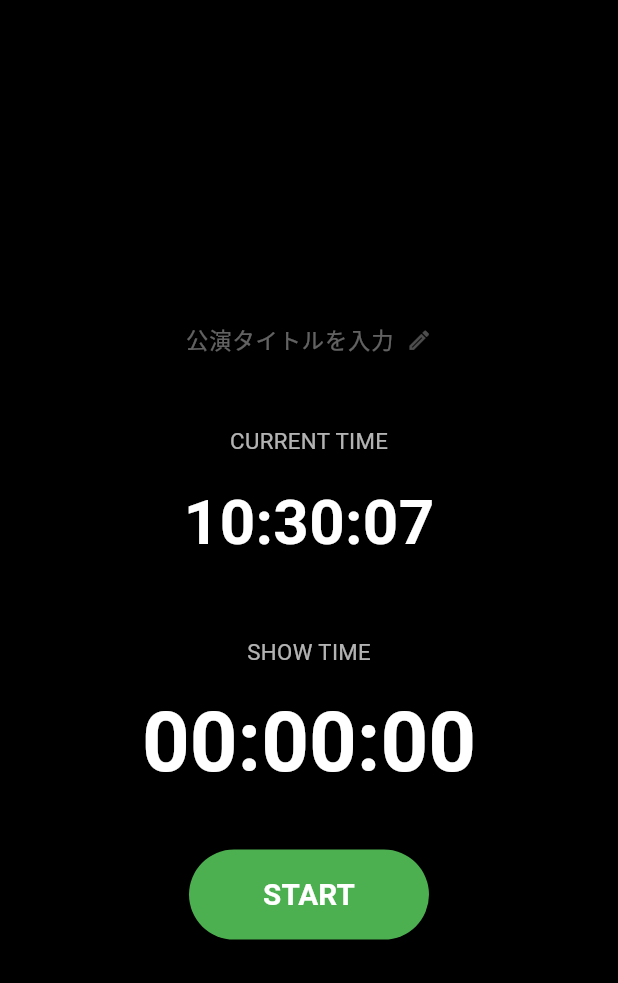
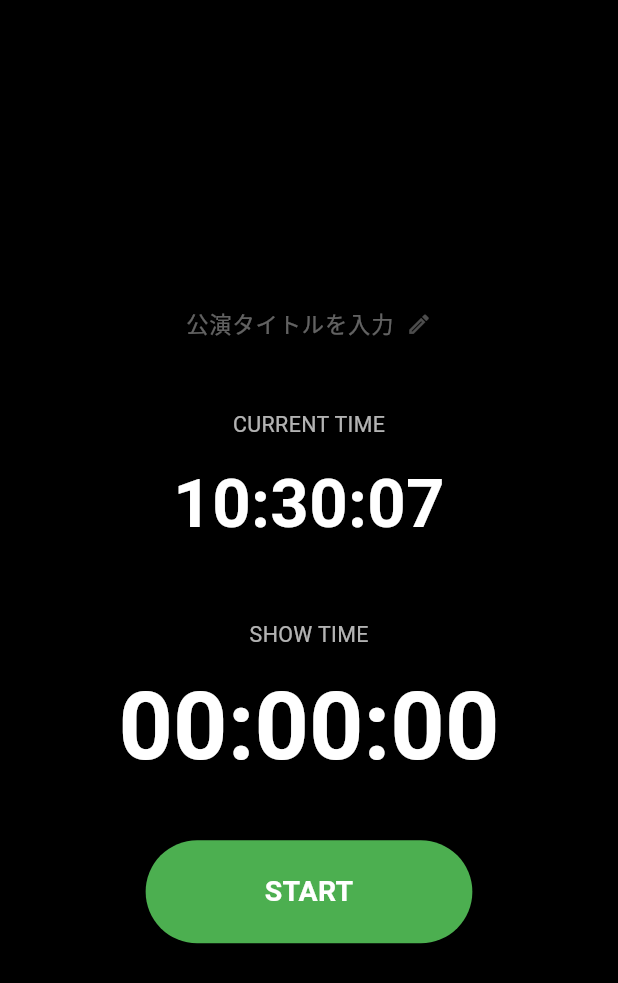
Before and after one commit to SIGNAL-FLOW-LAB/signal-flow-show-time, a Flutter app: the screen it shows after launch, on a phone screen of 412 x 824 dp. Shown: the top 983 px of the screen. Run offline on Flutter 3.47's test engine with Material 3 defaults, Android fonts, the phone set to English and light mode, and no system bars; our stand-ins replace shared_preferences, wakelock_plus.

Commit message:
v0.10 Improve responsive scaling and disable wakelock on web

```diff
--- a/lib/main.dart
+++ b/lib/main.dart
@@ -1,6 +1,7 @@
 import 'dart:async';
 import 'dart:ui';
 
+import 'package:flutter/foundation.dart';
 import 'package:flutter/material.dart';
 import 'package:shared_preferences/shared_preferences.dart';
 import 'package:wakelock_plus/wakelock_plus.dart';
@@ -61,7 +62,7 @@ class _ShowTimeScreenState extends State<ShowTimeScreen> {
       onShow: _handleAppResume,
     );
 
-    unawaited(WakelockPlus.enable());
+    _enableWakelock();
 
     _loadShowTitle();
 
@@ -84,6 +85,22 @@ class _ShowTimeScreenState extends State<ShowTimeScreen> {
     });
   }
 
+  void _enableWakelock() {
+    if (kIsWeb) {
+      return;
+    }
+
+    unawaited(WakelockPlus.enable());
+  }
+
+  void _disableWakelock() {
+    if (kIsWeb) {
+      return;
+    }
+
+    unawaited(WakelockPlus.disable());
+  }
+
   void _handleAppResume() {
     final now = DateTime.now();
 
@@ -99,7 +116,7 @@ class _ShowTimeScreenState extends State<ShowTimeScreen> {
       });
     }
 
-    unawaited(WakelockPlus.enable());
+    _enableWakelock();
   }
 
   @override
@@ -109,7 +126,7 @@ class _ShowTimeScreenState extends State<ShowTimeScreen> {
     _titleController.dispose();
     _titleFocusNode.dispose();
 
-    unawaited(WakelockPlus.disable());
+    _disableWakelock();
 
     super.dispose();
   }
@@ -480,53 +497,137 @@ class _ShowTimeScreenState extends State<ShowTimeScreen> {
   Widget build(BuildContext context) {
     return Scaffold(
       backgroundColor: Colors.black,
+
+      // スマートフォンでキーボードが出た際に
+      // 画面サイズを自動調整します。
+      resizeToAvoidBottomInset: true,
+
       body: SafeArea(
+        minimum: const EdgeInsets.all(8),
         child: LayoutBuilder(
           builder: (context, constraints) {
             final width = constraints.maxWidth;
             final height = constraints.maxHeight;
+
+            // 画面キーボードによって隠れている高さです。
+            final keyboardHeight = MediaQuery.viewInsetsOf(context).bottom;
+
+            // キーボードが表示されているかどうか。
+            final isKeyboardVisible = keyboardHeight > 0;
+
+            // 端末名ではなく、実際の表示領域で判定します。
+            final isNarrow = width < 600;
+            final isCompactHeight = height < 600;
+
             final shortestSide = width < height ? width : height;
 
-            final horizontalPadding = _clamp(width * 0.06, 16, 64);
+            final horizontalPadding = _clamp(
+              width * (isNarrow ? 0.045 : 0.06),
+              12,
+              64,
+            );
 
-            final titleFontSize = _clamp(shortestSide * 0.05, 18, 28);
+            final verticalPadding = isCompactHeight ? 6.0 : 12.0;
 
-            final titleWidth = _clamp(width * 0.82, 300, 760);
+            final titleWidth = width - (horizontalPadding * 2);
 
-            final labelFontSize = _clamp(shortestSide * 0.036, 13, 18);
+            // 高さが600未満の横長画面では、縦方向の収まりを優先します。
+            final titleFontSize = isCompactHeight
+                ? _clamp(shortestSide * 0.045, 15, 21)
+                : isNarrow
+                ? _clamp(width * 0.052, 17, 24)
+                : _clamp(width * 0.032, 20, 40);
 
-            final currentTimeFontSize = _clamp(shortestSide * 0.115, 34, 56);
+            final labelFontSize = isCompactHeight
+                ? _clamp(shortestSide * 0.034, 11, 15)
+                : isNarrow
+                ? _clamp(width * 0.036, 12, 17)
+                : _clamp(width * 0.020, 14, 26);
 
-            final showTimeFontSize = _clamp(shortestSide * 0.135, 38, 68);
+            final currentTimeFontSize = isCompactHeight
+                ? _clamp(shortestSide * 0.135, 34, 52)
+                : isNarrow
+                ? _clamp(width * 0.13, 42, 62)
+                : _clamp(width * 0.10, 56, 110);
 
-            final titleGap = _clamp(height * 0.035, 14, 28);
+            final showTimeFontSize = isCompactHeight
+                ? _clamp(shortestSide * 0.16, 38, 62)
+                : isNarrow
+                ? _clamp(width * 0.16, 48, 76)
+                : _clamp(width * 0.135, 68, 150);
 
-            final sectionGap = _clamp(height * 0.055, 20, 48);
+            final titleGap = _clamp(
+              height * (isCompactHeight ? 0.018 : 0.035),
+              8,
+              28,
+            );
 
-            final labelGap = _clamp(height * 0.018, 8, 16);
+            final sectionGap = _clamp(
+              height * (isCompactHeight ? 0.03 : 0.055),
+              12,
+              48,
+            );
 
-            final buttonTopGap = _clamp(height * 0.045, 18, 42);
+            final labelGap = _clamp(height * 0.014, 6, 14);
 
-            final buttonWidth = _clamp(width * 0.38, 160, 220);
+            final buttonTopGap = _clamp(
+              height * (isCompactHeight ? 0.025 : 0.045),
+              10,
+              42,
+            );
 
-            final buttonHeight = _clamp(height * 0.085, 48, 60);
+            final buttonWidth = isCompactHeight
+                ? _clamp(width * 0.30, 140, 210)
+                : isNarrow
+                ? _clamp(width * 0.55, 170, 230)
+                : _clamp(width * 0.30, 210, 340);
 
-            final buttonFontSize = _clamp(shortestSide * 0.048, 18, 24);
+            final buttonHeight = isCompactHeight
+                ? _clamp(height * 0.13, 44, 52)
+                : _clamp(height * 0.085, 50, 78);
 
-            return Padding(
-              padding: EdgeInsets.symmetric(
-                horizontal: horizontalPadding,
-                vertical: 12,
+            final buttonFontSize = isCompactHeight
+                ? _clamp(shortestSide * 0.048, 16, 20)
+                : isNarrow
+                ? _clamp(width * 0.048, 18, 24)
+                : _clamp(width * 0.026, 21, 32);
+
+            // キーボード表示時はタイトル編集を優先して、
+            // 時計部分の余白を小さくします。
+            final contentMinHeight = isKeyboardVisible
+                ? 0.0
+                : height - (verticalPadding * 2);
+
+            return AnimatedPadding(
+              duration: const Duration(milliseconds: 180),
+              curve: Curves.easeOut,
+              padding: EdgeInsets.only(
+                left: horizontalPadding,
+                right: horizontalPadding,
+                top: verticalPadding,
+                bottom: verticalPadding,
               ),
-              child: Center(
+              child: SingleChildScrollView(
+                keyboardDismissBehavior:
+                    ScrollViewKeyboardDismissBehavior.onDrag,
+
+                child: ConstrainedBox(
+                  constraints: BoxConstraints(
+                    minHeight: contentMinHeight < 0 ? 0 : contentMinHeight,
+                  ),
+
                   child: Column(
-                  mainAxisAlignment: MainAxisAlignment.center,
+                    mainAxisAlignment: isKeyboardVisible
+                        ? MainAxisAlignment.start
+                        : MainAxisAlignment.center,
                     children: [
                       _buildShowTitle(
                         fontSize: titleFontSize,
                         availableWidth: titleWidth,
                       ),
+
                       SizedBox(height: titleGap),
+
                       Text(
                         'CURRENT TIME',
                         style: TextStyle(
@@ -534,7 +635,9 @@ class _ShowTimeScreenState extends State<ShowTimeScreen> {
                           fontSize: labelFontSize,
                         ),
                       ),
+
                       SizedBox(height: labelGap),
+
                       SizedBox(
                         width: double.infinity,
                         height: currentTimeFontSize * 1.25,
@@ -547,12 +650,16 @@ class _ShowTimeScreenState extends State<ShowTimeScreen> {
                               color: Colors.white,
                               fontSize: currentTimeFontSize,
                               fontWeight: FontWeight.bold,
-                            fontFeatures: const [FontFeature.tabularFigures()],
+                              fontFeatures: const [
+                                FontFeature.tabularFigures(),
+                              ],
                             ),
                           ),
                         ),
                       ),
+
                       SizedBox(height: sectionGap),
+
                       Text(
                         'SHOW TIME',
                         style: TextStyle(
@@ -560,7 +667,9 @@ class _ShowTimeScreenState extends State<ShowTimeScreen> {
                           fontSize: labelFontSize,
                         ),
                       ),
+
                       SizedBox(height: labelGap),
+
                       SizedBox(
                         width: double.infinity,
                         height: showTimeFontSize * 1.25,
@@ -568,11 +677,14 @@ class _ShowTimeScreenState extends State<ShowTimeScreen> {
                           fit: BoxFit.scaleDown,
                           child: AnimatedDefaultTextStyle(
                             duration: const Duration(milliseconds: 180),
+                            curve: Curves.easeOut,
                             style: TextStyle(
                               color: _showTimeColor,
                               fontSize: showTimeFontSize,
                               fontWeight: FontWeight.bold,
-                            fontFeatures: const [FontFeature.tabularFigures()],
+                              fontFeatures: const [
+                                FontFeature.tabularFigures(),
+                              ],
                             ),
                             child: Text(
                               _formatElapsedTime(_showElapsed),
@@ -581,13 +693,20 @@ class _ShowTimeScreenState extends State<ShowTimeScreen> {
                           ),
                         ),
                       ),
+
                       SizedBox(height: buttonTopGap),
+
                       _buildMainControl(
                         width: buttonWidth,
                         height: buttonHeight,
                         fontSize: buttonFontSize,
                       ),
+
+                      // iPhoneのホームインジケーター付近に
+                      // ボタンが密着しないための余白です。
+                      const SizedBox(height: 8),
                     ],
+                  ),
                 ),
               ),
             );
```
Lines whose indentation alone changed are shown as unchanged.
